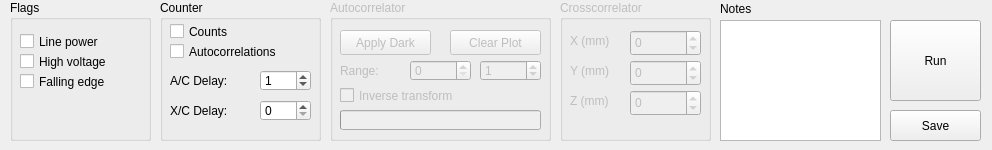
This is line.ui in ahp-electronics/xc-gui as Qt 5 draws it before an edit. The edited form follows.
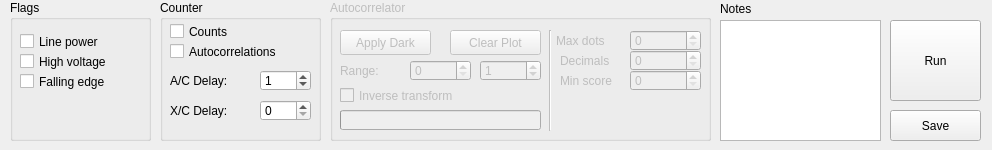
This is the edited form.

Diff of the .ui file:
```diff
--- a/line.ui
+++ b/line.ui
@@ -73,7 +73,7 @@
     <rect>
      <x>330</x>
      <y>0</y>
-     <width>221</width>
+     <width>381</width>
      <height>141</height>
     </rect>
    </property>
@@ -171,6 +171,94 @@
      <string>Inverse transform</string>
     </property>
    </widget>
+   <widget class="Line" name="line">
+    <property name="geometry">
+     <rect>
+      <x>210</x>
+      <y>30</y>
+      <width>21</width>
+      <height>101</height>
+     </rect>
+    </property>
+    <property name="orientation">
+     <enum>Qt::Vertical</enum>
+    </property>
+   </widget>
+   <widget class="QSpinBox" name="MaxDots">
+    <property name="geometry">
+     <rect>
+      <x>300</x>
+      <y>30</y>
+      <width>71</width>
+      <height>21</height>
+     </rect>
+    </property>
+    <property name="maximum">
+     <number>50</number>
+    </property>
+   </widget>
+   <widget class="QSpinBox" name="Decimals">
+    <property name="geometry">
+     <rect>
+      <x>300</x>
+      <y>50</y>
+      <width>71</width>
+      <height>21</height>
+     </rect>
+    </property>
+    <property name="maximum">
+     <number>5</number>
+    </property>
+   </widget>
+   <widget class="QSpinBox" name="MinScore">
+    <property name="geometry">
+     <rect>
+      <x>300</x>
+      <y>70</y>
+      <width>71</width>
+      <height>21</height>
+     </rect>
+    </property>
+   </widget>
+   <widget class="QLabel" name="label_3">
+    <property name="geometry">
+     <rect>
+      <x>226</x>
+      <y>30</y>
+      <width>71</width>
+      <height>21</height>
+     </rect>
+    </property>
+    <property name="text">
+     <string>Max dots</string>
+    </property>
+   </widget>
+   <widget class="QLabel" name="label_4">
+    <property name="geometry">
+     <rect>
+      <x>230</x>
+      <y>50</y>
+      <width>71</width>
+      <height>21</height>
+     </rect>
+    </property>
+    <property name="text">
+     <string>Decimals</string>
+    </property>
+   </widget>
+   <widget class="QLabel" name="label_5">
+    <property name="geometry">
+     <rect>
+      <x>230</x>
+      <y>70</y>
+      <width>71</width>
+      <height>21</height>
+     </rect>
+    </property>
+    <property name="text">
+     <string>Min score</string>
+    </property>
+   </widget>
   </widget>
   <widget class="QGroupBox" name="Counter">
    <property name="enabled">
@@ -282,121 +370,6 @@
     <string>Run</string>
    </property>
   </widget>
-  <widget class="QGroupBox" name="Crosscorrelator">
-   <property name="enabled">
-    <bool>false</bool>
-   </property>
-   <property name="geometry">
-    <rect>
-     <x>560</x>
-     <y>0</y>
-     <width>151</width>
-     <height>141</height>
-    </rect>
-   </property>
-   <property name="title">
-    <string>Crosscorrelator</string>
-   </property>
-   <widget class="QLabel" name="label_3">
-    <property name="geometry">
-     <rect>
-      <x>10</x>
-      <y>30</y>
-      <width>51</width>
-      <height>21</height>
-     </rect>
-    </property>
-    <property name="text">
-     <string>X (mm)</string>
-    </property>
-   </widget>
-   <widget class="QLabel" name="label_4">
-    <property name="geometry">
-     <rect>
-      <x>10</x>
-      <y>60</y>
-      <width>51</width>
-      <height>21</height>
-     </rect>
-    </property>
-    <property name="text">
-     <string>Y (mm)</string>
-    </property>
-   </widget>
-   <widget class="QLabel" name="label_5">
-    <property name="geometry">
-     <rect>
-      <x>10</x>
-      <y>90</y>
-      <width>51</width>
-      <height>21</height>
-     </rect>
-    </property>
-    <property name="text">
-     <string>Z (mm)</string>
-    </property>
-   </widget>
-   <widget class="QSpinBox" name="x_location">
-    <property name="geometry">
-     <rect>
-      <x>70</x>
-      <y>30</y>
-      <width>71</width>
-      <height>26</height>
-     </rect>
-    </property>
-    <property name="minimum">
-     <number>-1</number>
-    </property>
-    <property name="maximum">
-     <number>1</number>
-    </property>
-    <property name="singleStep">
-     <number>1</number>
-    </property>
-    <property name="stepType">
-     <enum>QAbstractSpinBox::AdaptiveDecimalStepType</enum>
-    </property>
-   </widget>
-   <widget class="QSpinBox" name="y_location">
-    <property name="geometry">
-     <rect>
-      <x>70</x>
-      <y>60</y>
-      <width>71</width>
-      <height>26</height>
-     </rect>
-    </property>
-    <property name="minimum">
-     <number>-1</number>
-    </property>
-    <property name="maximum">
-     <number>1</number>
-    </property>
-    <property name="stepType">
-     <enum>QAbstractSpinBox::AdaptiveDecimalStepType</enum>
-    </property>
-   </widget>
-   <widget class="QSpinBox" name="z_location">
-    <property name="geometry">
-     <rect>
-      <x>70</x>
-      <y>90</y>
-      <width>71</width>
-      <height>26</height>
-     </rect>
-    </property>
-    <property name="minimum">
-     <number>-1</number>
-    </property>
-    <property name="maximum">
-     <number>1</number>
-    </property>
-    <property name="stepType">
-     <enum>QAbstractSpinBox::AdaptiveDecimalStepType</enum>
-    </property>
-   </widget>
-  </widget>
   <widget class="QPushButton" name="Save">
    <property name="geometry">
     <rect>
```
